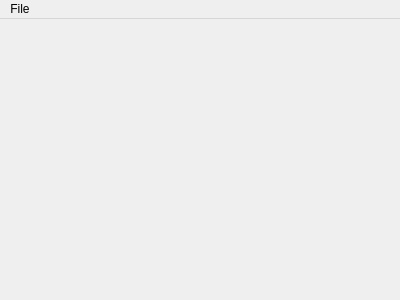
Before: the Qt Designer form ui/emojieditor.ui in SharkyRawr/matrix-emote-manager, drawn with Qt 5.
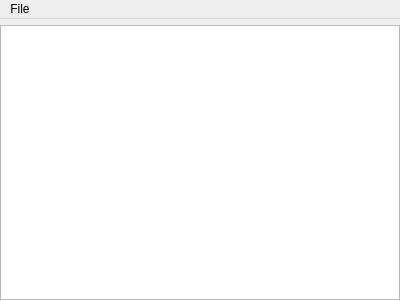
After: the same form once the commit is applied.

Commit message: partially implemented model and itemdelegate for emoji table view

The edit to the form file:
```diff
--- a/ui/emojieditor.ui
+++ b/ui/emojieditor.ui
@@ -56,7 +56,7 @@
         <x>0</x>
         <y>0</y>
         <width>400</width>
-        <height>274</height>
+        <height>273</height>
        </rect>
       </property>
       <property name="autoFillBackground">
@@ -79,7 +79,7 @@
         <number>0</number>
        </property>
        <item>
-        <layout class="QGridLayout" name="gridLayout"/>
+        <widget class="QTableView" name="tableView"/>
        </item>
       </layout>
      </widget>
```
The commit also changes 3 other files.
